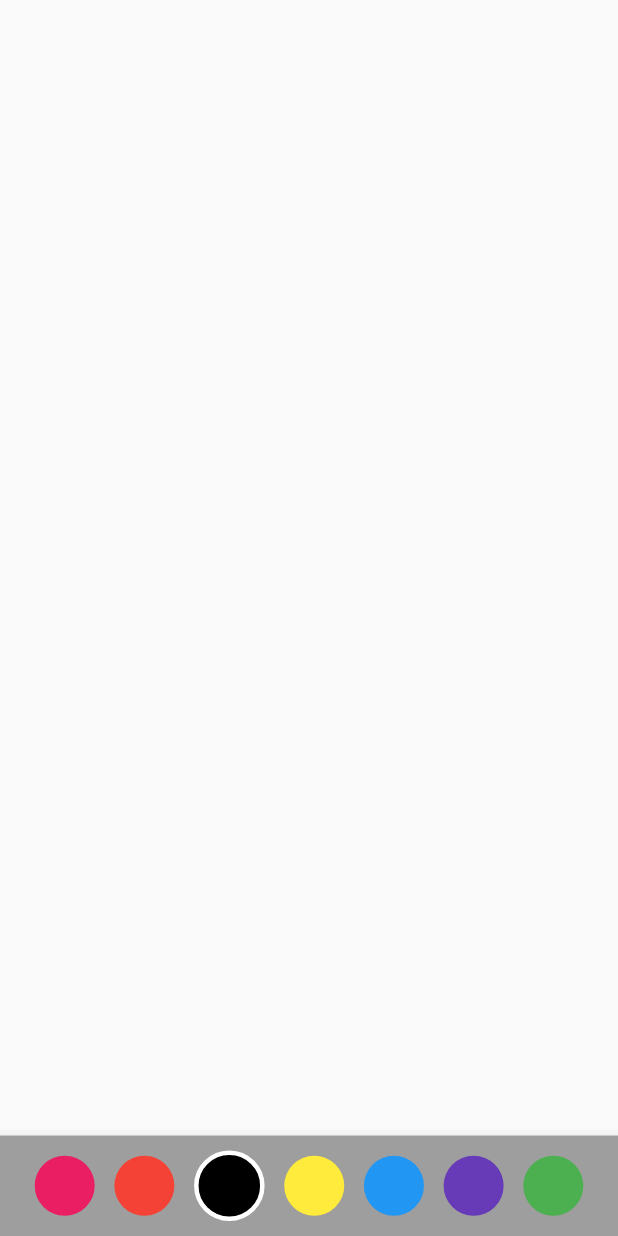
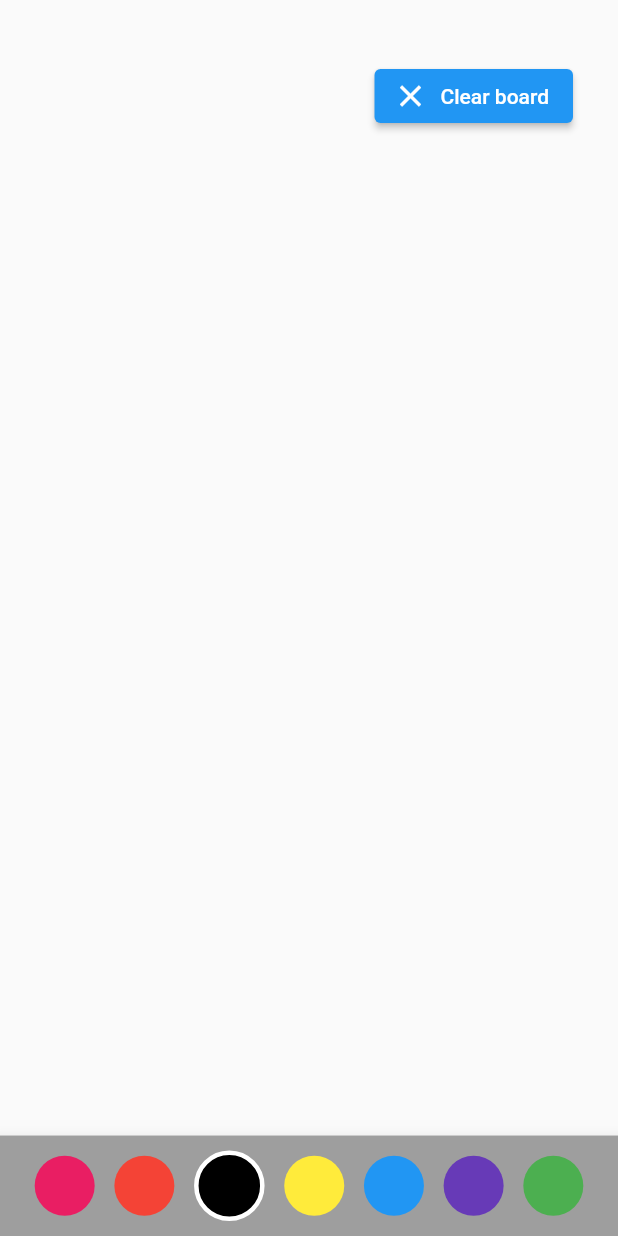
Before and after one commit to kangsudal/custom_paint, a Flutter app: the screen it shows after launch, on a phone screen of 412 x 824 dp. Run offline on Flutter 3.47's test engine with Material 2 defaults, Android fonts, the phone set to English and light mode, and no system bars.

Commit message:
Create clear board button

```diff
--- a/lib/main.dart
+++ b/lib/main.dart
@@ -35,7 +35,9 @@ class _DrawingBoardState extends State<DrawingBoard> {
   @override
   Widget build(BuildContext context) {
     return Scaffold(
-      body: GestureDetector(
+      body: Stack(
+        children: [
+          GestureDetector(
             onPanStart: (details) {
               setState(() {
                 drawingPoints.add(
@@ -76,6 +78,21 @@ class _DrawingBoardState extends State<DrawingBoard> {
                 width: MediaQuery.of(context).size.width,
               ),
             ),
+          ),
+          Positioned(
+            top: 40,
+            right: 30,
+            child: Row(
+              children: [
+                ElevatedButton.icon(
+                  onPressed: () => setState(() => drawingPoints = []),
+                  icon: Icon(Icons.clear),
+                  label: Text("Clear board"),
+                ),
+              ],
+            ),
+          )
+        ],
       ),
       bottomNavigationBar: BottomAppBar(
         child: Container(
```
Lines whose indentation alone changed are shown as unchanged.
